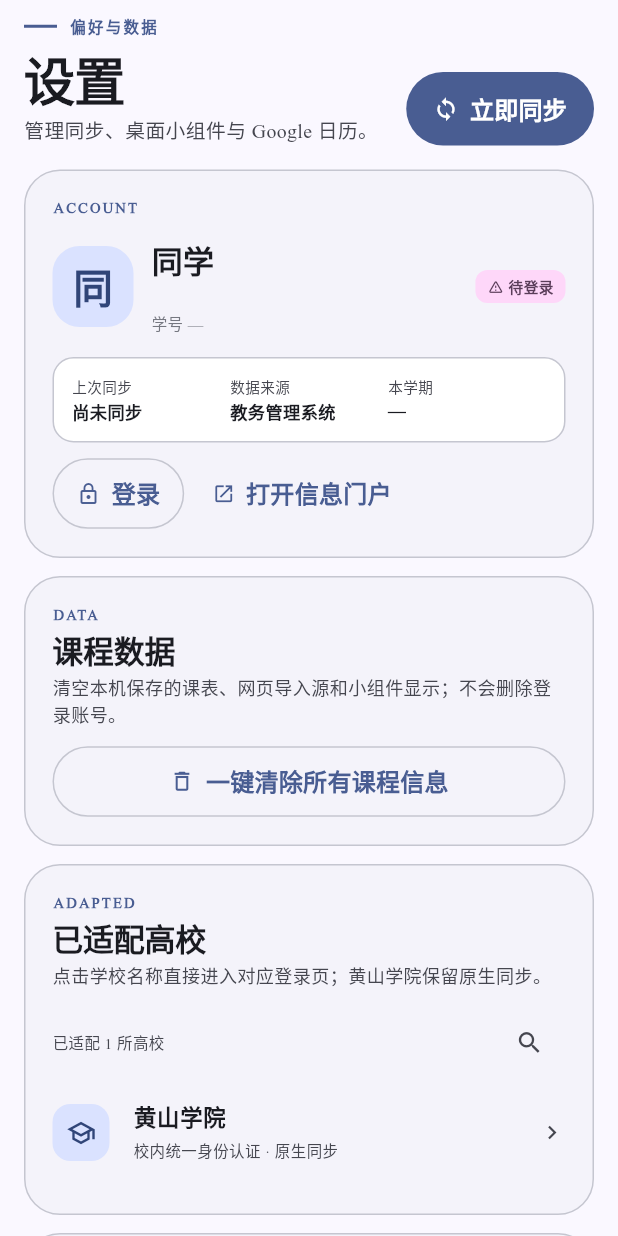
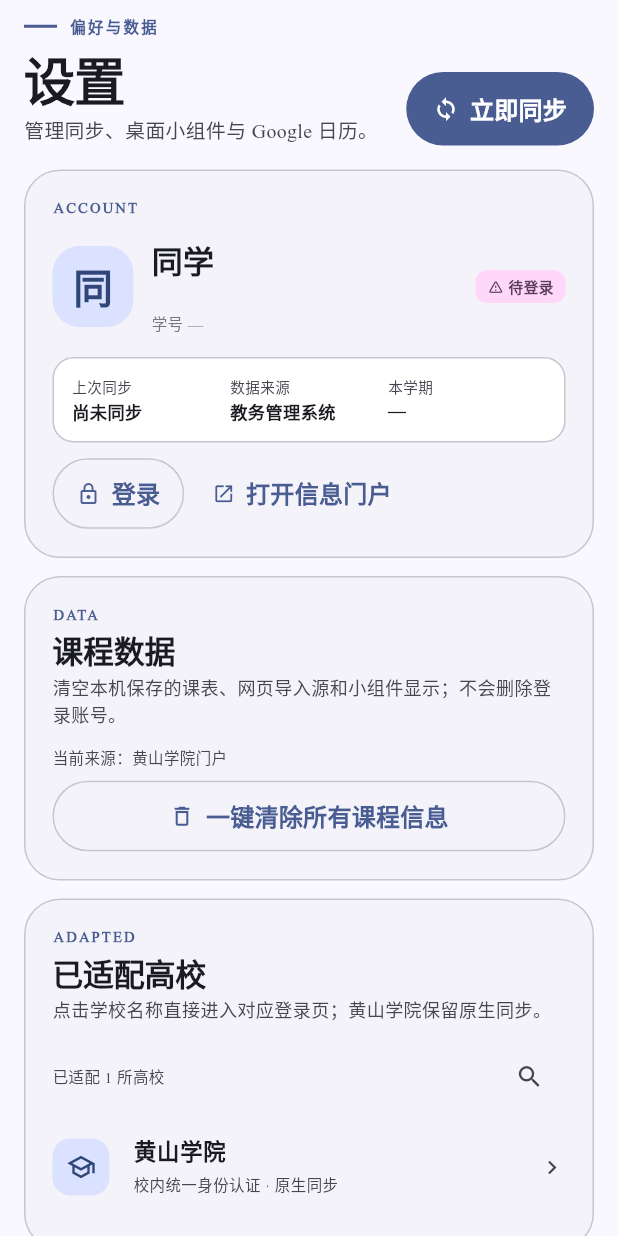
Before and after one commit to chengxixian/course-table, a Flutter app: the SettingsScreen widget shown alone on an empty page, opened directly with empty values, on a phone screen of 412 x 824 dp. Run offline on Flutter 3.47's test engine with Material 3 defaults, Android fonts, the phone set to English and light mode, and no system bars; drawn by our look-alikes of dynamic_color; our stand-ins replace share_plus, shared_preferences, webview_flutter; missing offline and left inert: flutoryx, home_widget, m3e_core, pointycastle, window_manager, workmanager; accounts and stored records are empty; network calls fail; statements that could not run were skipped.

Commit message:
2.0.7 导入校验与原生恢复

```diff
--- a/lib/app_controller.dart
+++ b/lib/app_controller.dart
@@ -187,12 +187,22 @@ class AppController extends ChangeNotifier {
     notifyListeners();
   }
 
+  bool get usingImportedSource => _storage?.sourceMode == 'imported';
+
   Future<void> applyImportedSource(ImportedSource source) async {
     final storage = _storage;
     if (storage == null) return;
+    final host = Uri.tryParse(source.url)?.host ?? '';
+    if (host.contains('hsu.edu.cn')) {
+      throw const ImportException('黄山学院请使用“已适配高校”里的黄山学院入口登录同步，不要从未适配网页导入。');
+    }
     final parsed = ImportedScheduleService.parse(source);
     if (parsed == null) {
       throw ImportException(lastParseError ?? '没有识别到课表，请确认当前页面显示了完整课程表');
+    }
+    final missingRoom = parsed.meetings.where((m) => m.room.trim().isEmpty).length;
+    if (missingRoom > 0) {
+      throw ImportException('识别到 $missingRoom 个上课时段缺少教室，已拒绝导入，避免覆盖原课表。请确认页面显示完整教室后再导入。');
     }
     await storage.saveImportedSource(source);
     schedule = parsed;
--- a/lib/app_meta.dart
+++ b/lib/app_meta.dart
@@ -1,7 +1,7 @@
 class AppMeta {
   static const name = '课程表';
-  static const version = '2.0.6';
-  static const build = 8;
+  static const version = '2.0.7';
+  static const build = 9;
   static const owner = 'chengxixian';
   static const repo = 'course-table';
   static const githubUrl = 'https://github.com/$owner/$repo';
--- a/lib/ui/settings_screen.dart
+++ b/lib/ui/settings_screen.dart
@@ -116,7 +116,18 @@ class SettingsScreen extends StatelessWidget {
           kicker: 'DATA',
           title: '课程数据',
           subtitle: '清空本机保存的课表、网页导入源和小组件显示；不会删除登录账号。',
-          child: SizedBox(
+          child: Column(crossAxisAlignment: CrossAxisAlignment.start, children: [
+            Text(controller.usingImportedSource ? '当前来源：未适配网页导入' : '当前来源：黄山学院门户', style: TextStyle(fontSize: 9, color: scheme.onSurfaceVariant)),
+            const SizedBox(height: 8),
+            if (controller.usingImportedSource) ...[
+              SizedBox(width: double.infinity, child: FilledButton.tonalIcon(
+                onPressed: () async { await controller.useNativeSource(); },
+                icon: const Icon(Icons.restore, size: 17),
+                label: const Text('恢复黄山学院原生课表'),
+              )),
+              const SizedBox(height: 6),
+            ],
+            SizedBox(
               width: double.infinity,
               child: OutlinedButton.icon(
                 onPressed: () => _clearAllCourses(context),
@@ -124,6 +135,7 @@ class SettingsScreen extends StatelessWidget {
                 label: const Text('一键清除所有课程信息'),
               ),
             ),
+          ]),
         ),
         const SizedBox(height: 12),
         SectionCard(
--- a/pubspec.yaml
+++ b/pubspec.yaml
@@ -1,7 +1,7 @@
 name: hsu_schedule
 description: "课程表 · Material 3 课程表与桌面小组件（Android / Windows）"
 publish_to: 'none'
-version: 2.0.6+8
+version: 2.0.7+9
 
 environment:
   sdk: ^3.13.4
```
Also changed, not shown: version.json (+5 -5 lines). Lines whose indentation alone changed are shown as unchanged.
